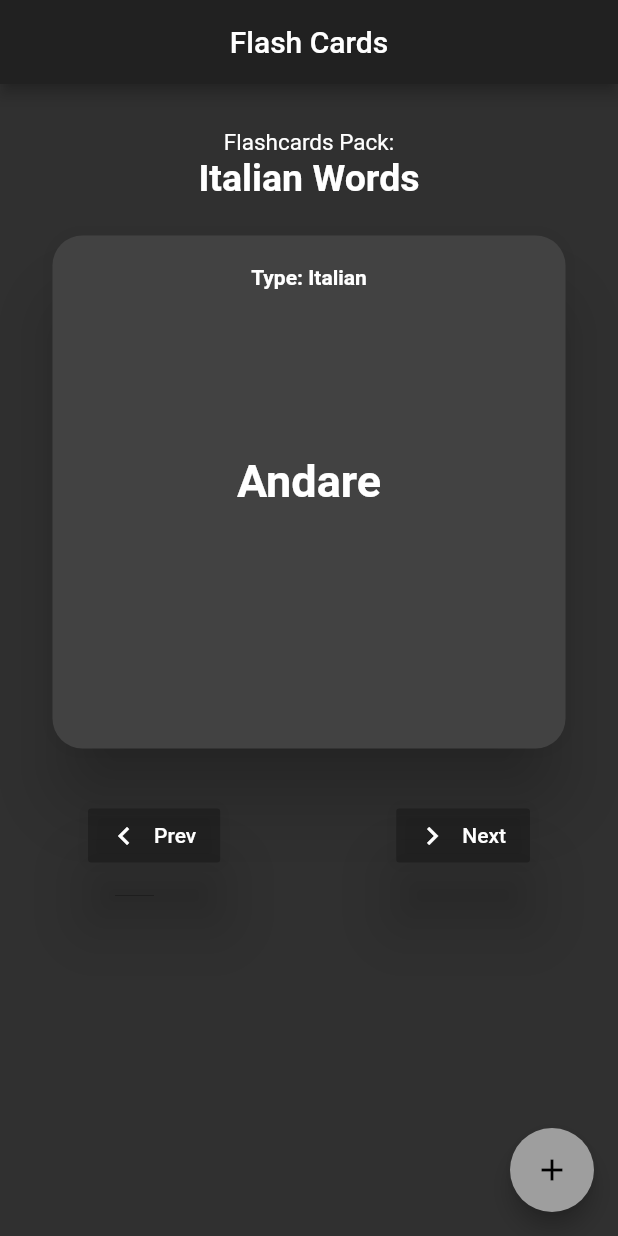
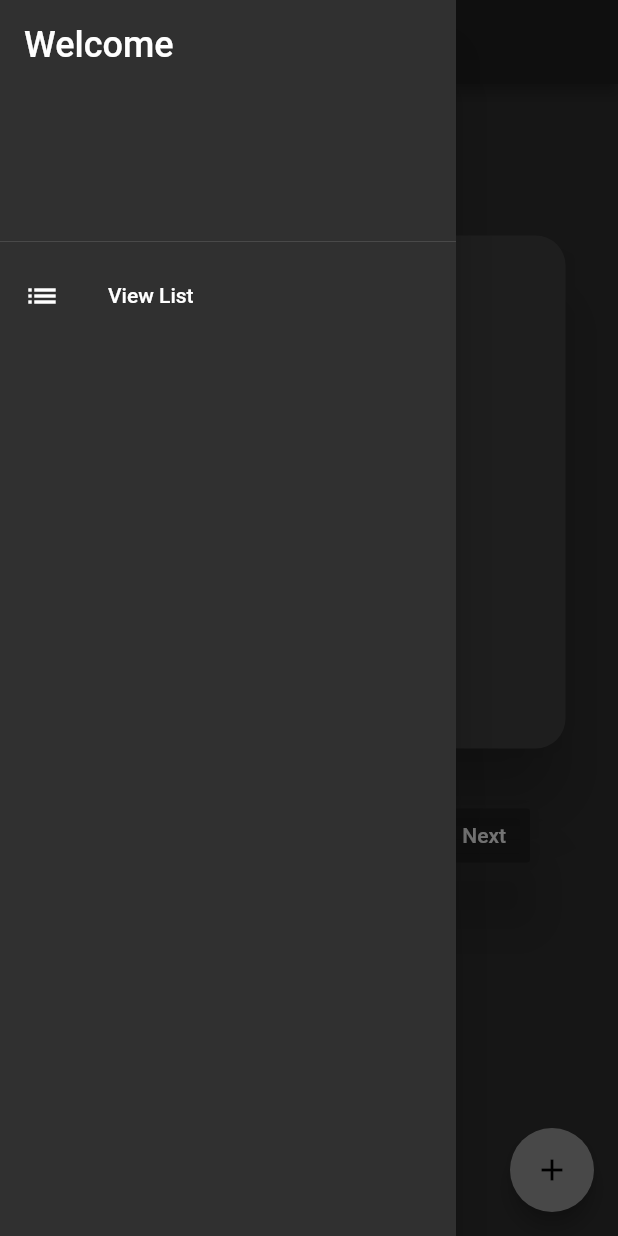
Before and after one commit to Harshal12355/flashcards, a Flutter app: the screen it shows after launch, with the side drawer open (before the commit the screen has no drawer), on a phone screen of 412 x 824 dp. Run offline on Flutter 3.47's test engine with Material 2 defaults, Android fonts, the phone set to English and light mode, and no system bars; drawn by our look-alikes of flip_card.

Commit message:
Added Burger Menu

```diff
--- a/lib/main.dart
+++ b/lib/main.dart
@@ -1,3 +1,4 @@
+import 'package:flashcards/Drawer.dart';
 import 'package:flashcards/Flashcard_View.dart';
 import 'package:flashcards/Properties.dart';
 import 'package:flutter/material.dart';
@@ -51,6 +52,38 @@ class _FlashcardState extends State<Flashcard> {
          centerTitle: true,
          title: Text("Flash Cards"),
        ),
+      drawer: Drawer(
+        child: ListView(
+          padding: EdgeInsets.zero,
+          children: const <Widget>[
+            DrawerHeader(
+              // decoration: BoxDecoration(
+              //   image: DecorationImage(
+              //     image: NetworkImage('')),
+              //   ),
+              child: Text(
+                'Welcome',
+                style: TextStyle(
+                  color: Colors.white,
+                  fontSize: 24,
+                ),
+              ),
+            ),
+            ListTile(
+              leading: Icon(Icons.list),
+              title: Text('View List'),
+            ),
+            // ListTile(
+            //   leading: Icon(Icons.account_circle),
+            //   title: Text('Profile'),
+            // ),
+            // ListTile(
+            //   leading: Icon(Icons.settings),
+            //   title: Text('Settings'),
+            // ),
+          ],
+        ),
+      ),
       body: Center(
         child: Padding(
           padding:  EdgeInsets.only(top: 30),
```
Also changed, not shown: lib/Drawer.dart (added).
